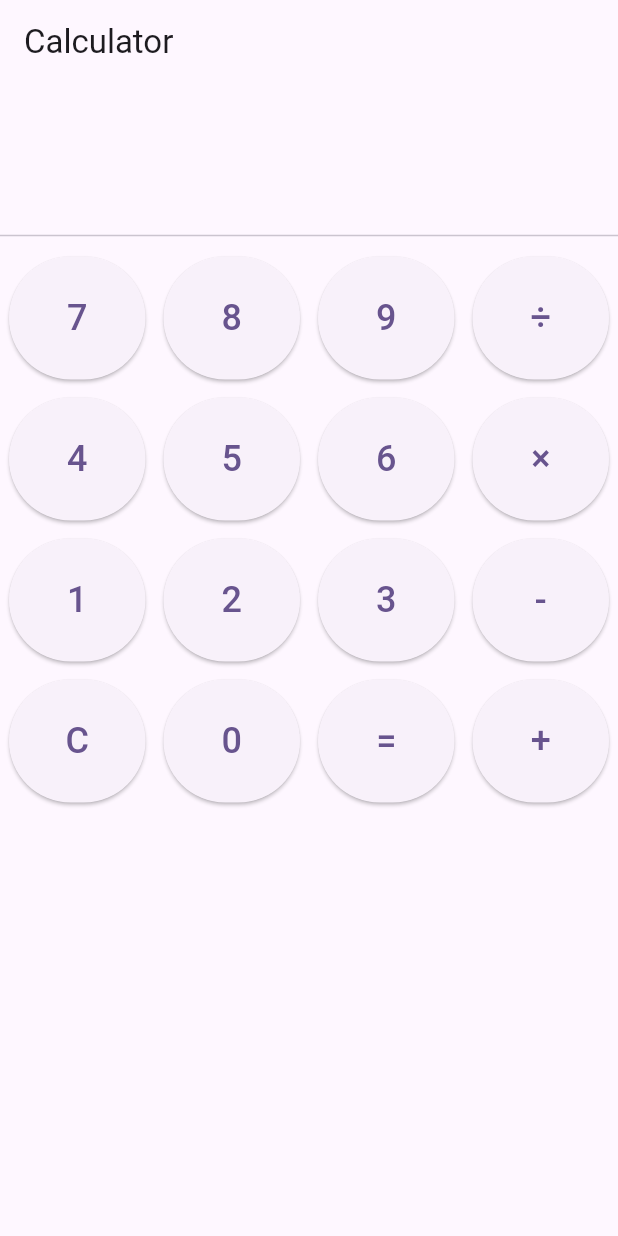
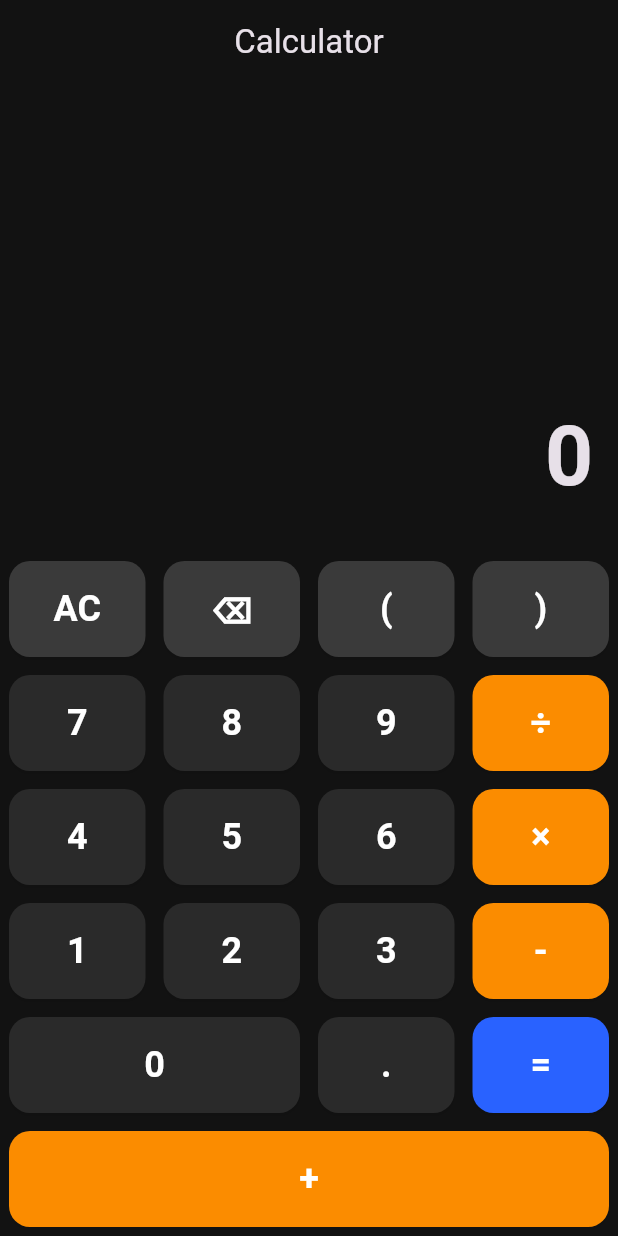
Before and after one commit to satoru-4tth/flutter-secret-gallery, a Flutter app: the screen it shows after launch, on a phone screen of 412 x 824 dp. Run offline on Flutter 3.47's test engine with Material 3 defaults, Android fonts, the phone set to English and light mode, and no system bars; our stand-ins replace math_expressions; missing offline and left inert: photo_manager.

Commit message:
UIを変更

```diff
--- a/lib/main.dart
+++ b/lib/main.dart
@@ -13,8 +13,15 @@ class MyApp extends StatelessWidget {
   Widget build(BuildContext context) {
     return MaterialApp(
       title: 'Calculator Disguise App',
+      debugShowCheckedModeBanner: false,
       theme: ThemeData(
-        colorScheme: ColorScheme.fromSeed(seedColor: Colors.deepPurple),
+        useMaterial3: true,
+        brightness: Brightness.dark,
+        colorScheme: ColorScheme.fromSeed(
+          seedColor: Colors.deepPurple,
+          brightness: Brightness.dark,
+        ),
+        scaffoldBackgroundColor: const Color(0xFF121212),
       ),
       home: const MyHomePage(title: 'Calculator'),
     );
@@ -32,55 +39,120 @@ class MyHomePage extends StatefulWidget {
 class _MyHomePageState extends State<MyHomePage> {
   String input = '';
 
+  // 表示用：空のときは 0 を見せる
+  String get _display => input.isEmpty ? '0' : input;
+
   void _onButtonPressed(String value) {
     setState(() {
-      if (value == 'C') {
+      switch (value) {
+        case 'AC':
           input = '';
-      } else if (value == '=') {
+          break;
+        case '⌫':
+          if (input.isNotEmpty) input = input.substring(0, input.length - 1);
+          break;
+        case '=':
           if (input == '1234') {
             final nav = Navigator.of(context);
-          input = ''; // 表示は消しておくとバレにくい
+            input = ''; // 画面遷移前に消しておく
             WidgetsBinding.instance.addPostFrameCallback((_) {
               nav.push(
                 MaterialPageRoute(builder: (_) => const SecretGalleryPage()),
               );
             });
-        } else {
-          // 計算を行う（簡易的に例として eval 風に）
+            break;
+          }
           try {
             final result = _calculate(input);
             input = (result.isFinite)
-              ? (result % 1 == 0 ? result.toInt().toString() : result.toString())
+                ? (result % 1 == 0
+                ? result.toInt().toString()
+                : _trimTrailingZeros(result.toStringAsFixed(10)))
                 : 'Error';
           } catch (_) {
             input = 'Error';
           }
-        }
+          break;
+        default:
+        // 連続演算子の軽いガード（例: ++, ** などの連続入力を1つに圧縮）
+          if (_isOperator(value) &&
+              input.isNotEmpty &&
+              _isOperator(input.characters.last)) {
+            input = input.substring(0, input.length - 1) + value;
           } else {
             input += value;
+          }
       }
     });
   }
 
+  bool _isOperator(String s) => const ['+', '-', '×', '÷'].contains(s);
+
+  String _trimTrailingZeros(String s) {
+    // "1.2300000000" -> "1.23", "2.0000000000" -> "2"
+    if (!s.contains('.')) return s;
+    s = s.replaceFirst(RegExp(r'0+$'), '');
+    if (s.endsWith('.')) s = s.substring(0, s.length - 1);
+    return s;
+  }
+
   double _calculate(String expression) {
-    final expStr = expression.replaceAll('×', '*').replaceAll('÷', '/');
+    final expStr = expression
+        .replaceAll('×', '*')
+        .replaceAll('÷', '/');
     final parser = ShuntingYardParser();
-    final exp = parser.parse(expStr);   // 例: 2+3*4 を正しくパース
+    final exp = parser.parse(expStr);
     final cm = ContextModel();
     final v = exp.evaluate(EvaluationType.REAL, cm);
     return (v is num) ? v.toDouble() : double.nan;
   }
 
-  Widget _buildButton(String text) {
+  // 見た目をタイプごとに分ける
+  Widget _calcButton(
+      String text, {
+        ButtonType type = ButtonType.normal,
+        int flex = 1,
+        VoidCallback? onLongPress,
+      }) {
+    final bool isOperator =
+        type == ButtonType.operator || type == ButtonType.equals;
+
+    final Color base = switch (type) {
+      ButtonType.normal => const Color(0xFF2A2A2A),
+      ButtonType.helper => const Color(0xFF3A3A3A),
+      ButtonType.operator => const Color(0xFFFB8C00), // オレンジ
+      ButtonType.equals => const Color(0xFF2962FF),   // ブルー強調
+    };
+
+    final TextStyle labelStyle = TextStyle(
+      fontSize: 24,
+      fontWeight: isOperator ? FontWeight.w700 : FontWeight.w600,
+      color: type == ButtonType.operator || type == ButtonType.equals
+          ? Colors.white
+          : Colors.white,
+    );
+
     return Expanded(
+      flex: flex,
       child: Padding(
         padding: const EdgeInsets.all(6.0),
+        child: SizedBox(
+          height: 64,
           child: ElevatedButton(
             onPressed: () => _onButtonPressed(text),
+            onLongPress: onLongPress,
             style: ElevatedButton.styleFrom(
-            padding: const EdgeInsets.symmetric(vertical: 24),
+              backgroundColor: base,
+              foregroundColor: Colors.white,
+              shadowColor: Colors.black.withOpacity(0.4),
+              elevation: 1,
+              shape: RoundedRectangleBorder(
+                borderRadius: BorderRadius.circular(14),
               ),
-          child: Text(text, style: const TextStyle(fontSize: 24)),
+              padding: const EdgeInsets.symmetric(vertical: 0, horizontal: 0),
+            ),
+            child: Text(text, style: labelStyle),
+          ),
         ),
       ),
     );
@@ -88,33 +160,106 @@ class _MyHomePageState extends State<MyHomePage> {
 
   @override
   Widget build(BuildContext context) {
-    final buttons = [
-      ['7', '8', '9', '÷'],
-      ['4', '5', '6', '×'],
-      ['1', '2', '3', '-'],
-      ['C', '0', '=', '+'],
-    ];
-
+    // 1段目: AC / ⌫ / ( / )
+    // 2段目: 7 8 9 ÷
+    // 3段目: 4 5 6 ×
+    // 4段目: 1 2 3 -
+    // 5段目: 0(横長) . =
     return Scaffold(
-      appBar: AppBar(title: Text(widget.title)),
-      body: Column(
+      appBar: AppBar(
+        title: Text(widget.title),
+        centerTitle: true,
+        backgroundColor: Colors.transparent,
+        elevation: 0,
+      ),
+      body: SafeArea(
+        child: Column(
           children: [
-          Container(
-            padding: const EdgeInsets.all(24),
-            alignment: Alignment.centerRight,
+            // 表示部
+            Expanded(
+              child: Container(
+                width: double.infinity,
+                padding: const EdgeInsets.symmetric(horizontal: 16, vertical: 24),
+                alignment: Alignment.bottomRight,
+                child: FittedBox(
+                  alignment: Alignment.bottomRight,
+                  fit: BoxFit.scaleDown,
                   child: Text(
-              input,
-              style: const TextStyle(fontSize: 32, fontWeight: FontWeight.bold),
+                    _display,
+                    textAlign: TextAlign.right,
+                    style: const TextStyle(
+                      fontSize: 56,
+                      fontWeight: FontWeight.w700,
+                      letterSpacing: 1.0,
                     ),
                   ),
-          const Divider(),
-          ...buttons.map((row) {
-            return Row(
-              children: row.map(_buildButton).toList(),
-            );
+                ),
+              ),
+            ),
+
+            // キーパッド
+            Column(
+              children: [
+                Row(
+                  children: [
+                    _calcButton('AC',
+                        type: ButtonType.helper,
+                        onLongPress: () {
+                          // 長押しで更に全消去（今は同じ動作にしているが、将来履歴も消す等に拡張可）
+                          setState(() => input = '');
                         }),
+                    _calcButton('⌫', type: ButtonType.helper),
+                    _calcButton('(', type: ButtonType.helper),
+                    _calcButton(')', type: ButtonType.helper),
                   ],
+                ),
+                Row(
+                  children: [
+                    _calcButton('7'),
+                    _calcButton('8'),
+                    _calcButton('9'),
+                    _calcButton('÷', type: ButtonType.operator),
+                  ],
+                ),
+                Row(
+                  children: [
+                    _calcButton('4'),
+                    _calcButton('5'),
+                    _calcButton('6'),
+                    _calcButton('×', type: ButtonType.operator),
+                  ],
+                ),
+                Row(
+                  children: [
+                    _calcButton('1'),
+                    _calcButton('2'),
+                    _calcButton('3'),
+                    _calcButton('-', type: ButtonType.operator),
+                  ],
+                ),
+                Row(
+                  children: [
+                    _calcButton('0', flex: 2),
+                    _calcButton('.'),
+                    _calcButton('=', type: ButtonType.equals),
+                    // 右端を + にするなら ↓ のように調整
+                    // _calcButton('+', type: ButtonType.operator),
+                  ],
+                ),
+                // 最終行に + を置きたい場合は、上の行を
+                // [0(2), ., +] として、その上の行の右端を '=' にする等で調整可
+                Row(
+                  children: [
+                    _calcButton('+', type: ButtonType.operator, flex: 4),
+                  ],
+                ),
+              ],
+            ),
+          ],
+        ),
       ),
     );
   }
 }
+
+enum ButtonType { normal, helper, operator, equals }
```
Lines whose indentation alone changed are shown as unchanged.
